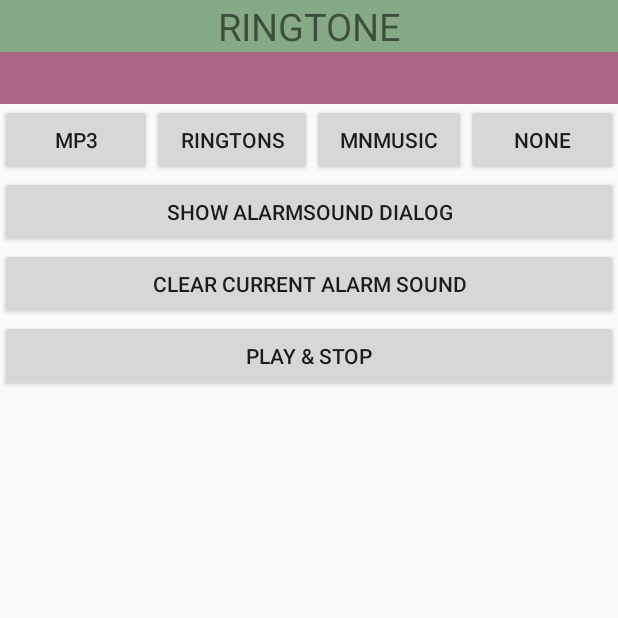
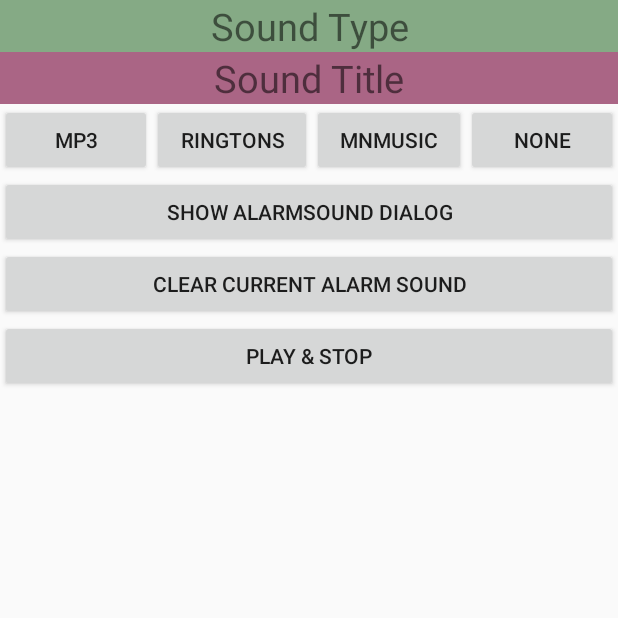
Before and after one commit to Yooii-Studios/SKAlarmSoundSample, an Android app: the screen it shows after launch (MainActivity), after a tap on "CLEAR CURRENT ALARM SOUND", on a phone screen of 412 x 824 dp, the top half of it. Run offline under Robolectric (Android 15) with nearby library versions, the light colour scheme and no system bars; our stand-ins replace ButterKnife.

Commit message:
액티비티에서 최근 벨소리 삭제하는 부분 구현

```diff
--- a/SKAlarmSoundSample/src/main/java/com/yooiistudios/stevenkim/alarmsound/sample/MainActivity.java
+++ b/SKAlarmSoundSample/src/main/java/com/yooiistudios/stevenkim/alarmsound/sample/MainActivity.java
@@ -69,6 +69,8 @@ public class MainActivity extends Activity implements OnAlarmSoundClickListener
     void clearSoundButtonClicked() {
         Log.i(TAG, "clearSoundButtonClicked");
         currentAlarmSound = null;
+        SKAlarmSoundManager.clearLatestAlarmSound(this);
+        refreshAlarmSoundTextViews();
     }
 
     @OnClick(R.id.playStopButton)
@@ -77,8 +79,13 @@ public class MainActivity extends Activity implements OnAlarmSoundClickListener
     }
 
     void refreshAlarmSoundTextViews() {
-        soundTypeTextView.setText(currentAlarmSound.getAlarmSoundType().toString());
-        soundTitleTextView.setText(currentAlarmSound.getSoundTitle());
+        if (currentAlarmSound != null) {
+            soundTypeTextView.setText(currentAlarmSound.getAlarmSoundType().toString());
+            soundTitleTextView.setText(currentAlarmSound.getSoundTitle());
+        } else {
+            soundTypeTextView.setText("Sound Type");
+            soundTitleTextView.setText("Sound Title");
+        }
     }
 
     /**
```
